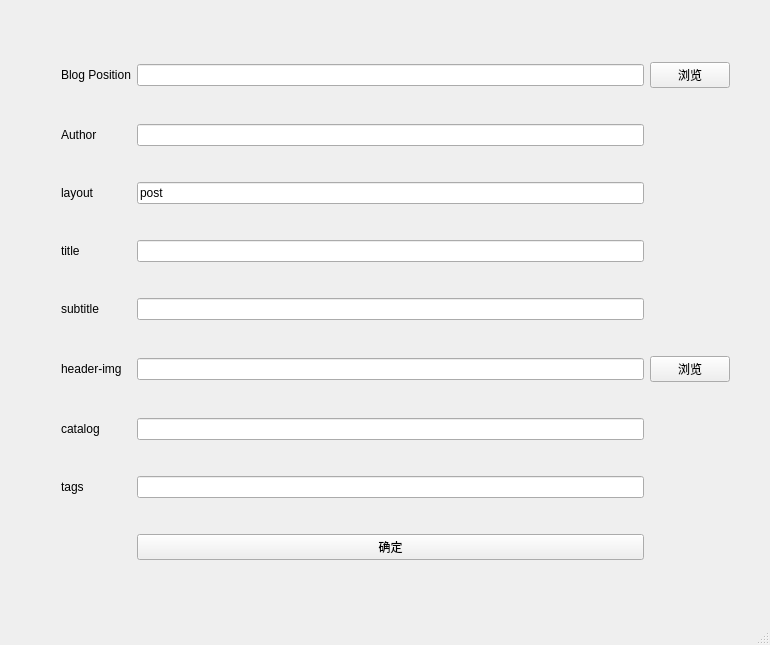
The window that mainwindow.ui (Kingtous/NoteEasy-FrontMatter_Generator) describes before a commit, drawn with Qt 5.
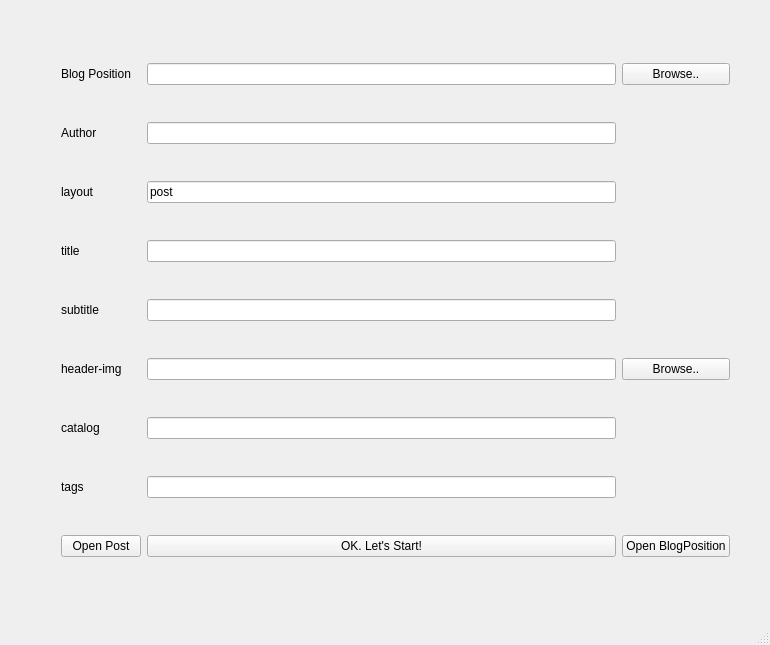
The same window after the commit.

What changed in the file:
```diff
--- a/mainwindow.ui
+++ b/mainwindow.ui
@@ -58,7 +58,7 @@
      <item row="0" column="2">
       <widget class="QPushButton" name="BlogPositionBrowser">
        <property name="text">
-        <string>浏览</string>
+        <string>Browse..</string>
        </property>
       </widget>
      </item>
@@ -83,7 +83,11 @@
       </widget>
      </item>
      <item row="6" column="1">
-      <widget class="QLineEdit" name="catalogEdit"/>
+      <widget class="QLineEdit" name="catalogEdit">
+       <property name="text">
+        <string/>
+       </property>
+      </widget>
      </item>
      <item row="5" column="0">
       <widget class="QLabel" name="label_4">
@@ -137,14 +141,28 @@
      <item row="5" column="2">
       <widget class="QPushButton" name="imgBrowser">
        <property name="text">
-        <string>浏览</string>
+        <string>Browse..</string>
        </property>
       </widget>
      </item>
      <item row="8" column="1">
       <widget class="QPushButton" name="Start">
        <property name="text">
-        <string>确定</string>
+        <string>OK. Let's Start!</string>
+       </property>
+      </widget>
+     </item>
+     <item row="8" column="0">
+      <widget class="QPushButton" name="pushButton">
+       <property name="text">
+        <string>Open Post</string>
+       </property>
+      </widget>
+     </item>
+     <item row="8" column="2">
+      <widget class="QPushButton" name="pushButton_2">
+       <property name="text">
+        <string>Open BlogPosition</string>
        </property>
       </widget>
      </item>
```
Left out of the diff: 2 changed lines with no effect on the pictures.
